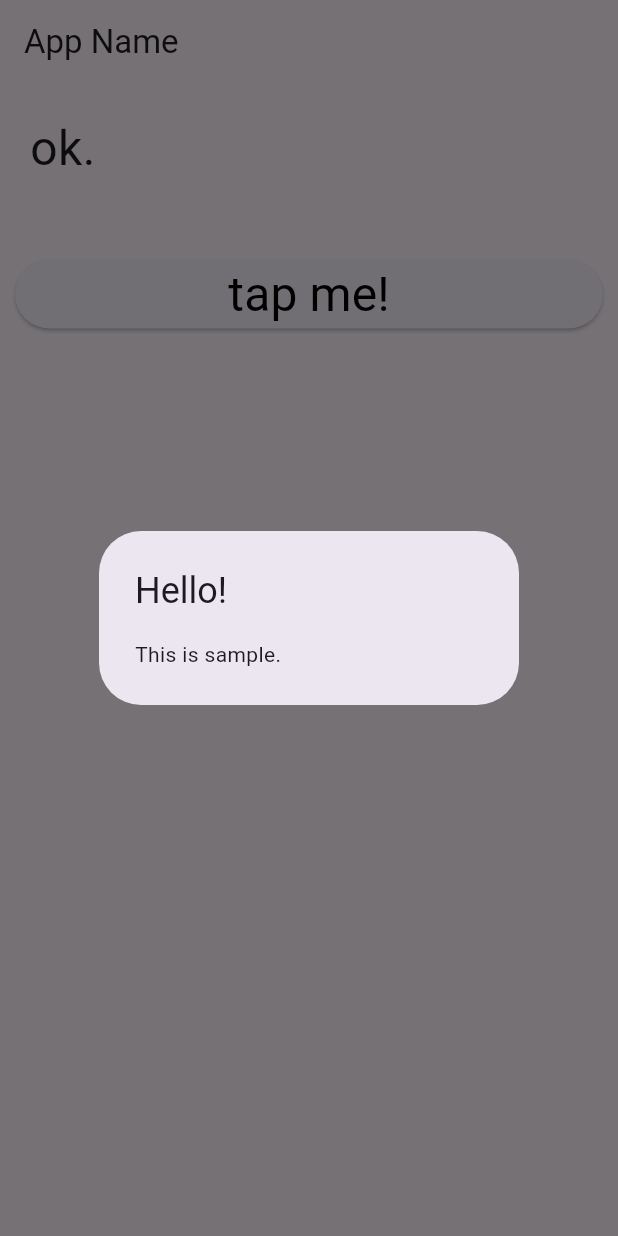
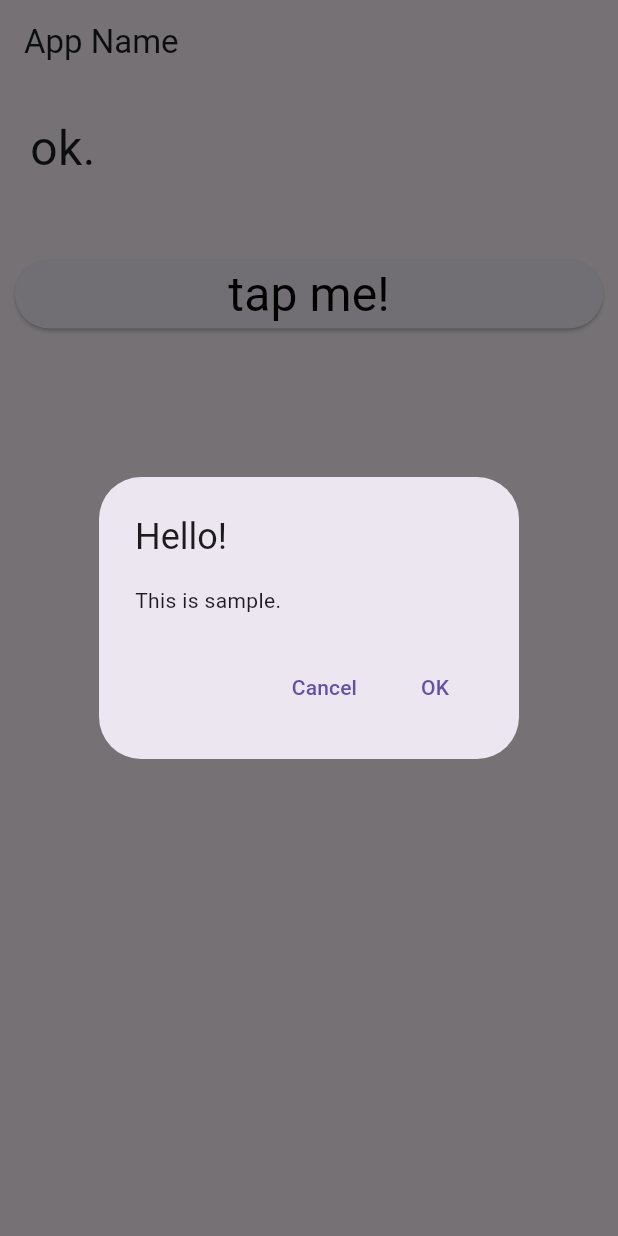
Before and after one commit to f24ba017/RepositoryForVSCode, a Flutter app: the screen it shows after launch, after a tap on "tap me!", on a phone screen of 412 x 824 dp. Run offline on Flutter 3.47's test engine with Material 3 defaults, Android fonts, the phone set to English and light mode, and no system bars.

Commit message:
3-17 書き換え

```diff
--- a/flutter_app/lib/main.dart
+++ b/flutter_app/lib/main.dart
@@ -76,11 +76,27 @@ class _MyHomePageState extends State<MyHomePage> {
 
   void buttonPressed(){
     showDialog(
-        context: context,
-        builder: (BuildContext context) => AlertDialog(
-          title: Text("Hello!"),
-          content: Text("This is sample."),
-        )
-    );
+      context: context,
+      builder: (BuildContext context) => AlertDialog(
+        title: Text("Hello!"),
+        content: const Text("This is sample."),
+        actions: <Widget>[
+          TextButton(
+              child: const Text('Cancel'),
+              onPressed: () => Navigator.pop<String>(context, 'Cancel')
+          ),
+          TextButton(
+              child: const Text('OK'),
+              onPressed: () => Navigator.pop<String>(context, 'OK')
+          )
+        ],
+      ),
+    ).then<void>((value) => resultAlert(value));
+  }
+
+  void resultAlert(String value) {
+    setState((){
+      _message = 'selected: $value';
+    });
   }
 }
```
